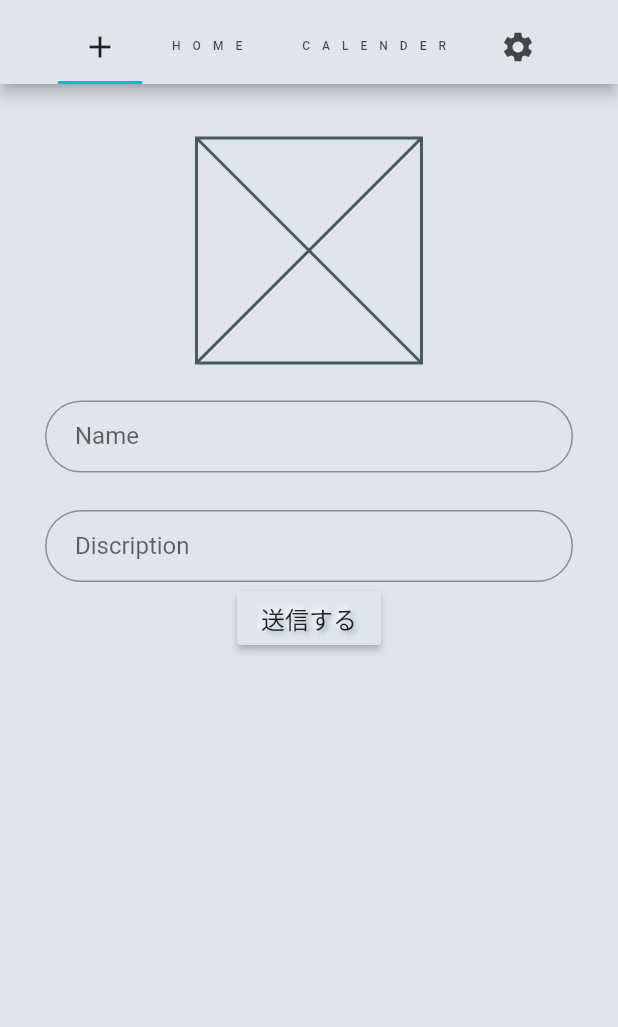
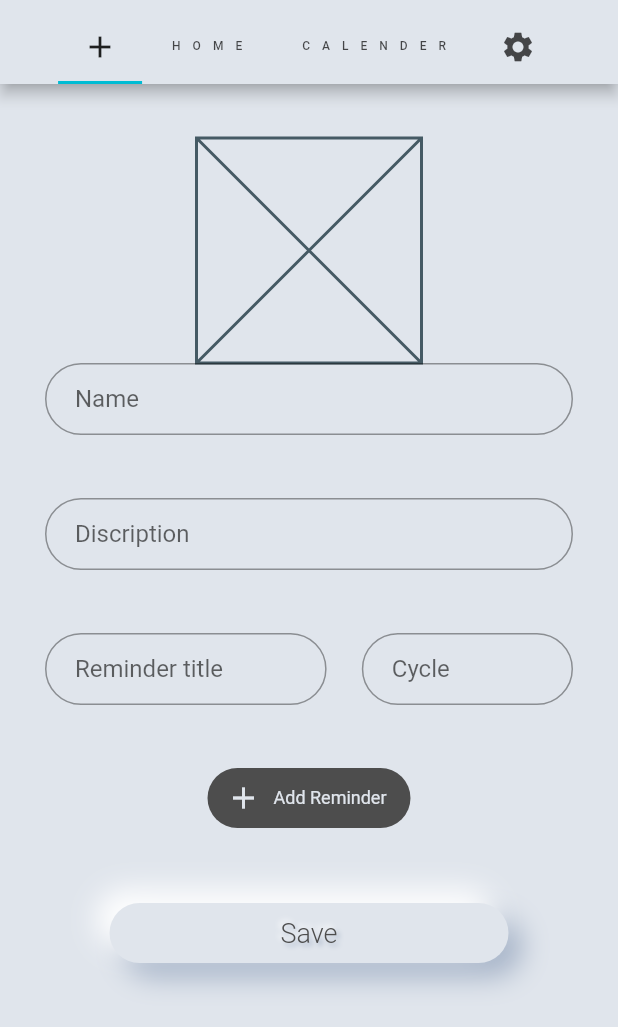
Before and after one commit to naunow/mizyali, a Flutter app: the screen it shows after launch, on a phone screen of 412 x 824 dp. Shown: the top 1027 px of the screen. Run offline on Flutter 3.47's test engine with Material 2 defaults, Android fonts, the phone set to English and light mode, and no system bars; our stand-ins replace charts_flutter, flutter_calendar_carousel, flutter_svg, google_fonts.

Commit message:
making input field.

```diff
--- a/lib/main.dart
+++ b/lib/main.dart
@@ -53,7 +53,7 @@ class MyApp extends StatelessWidget {
               fontWeight: FontWeight.w400,
             ),
             button: TextStyle(
-              fontSize: 16,
+              fontSize: 18,
               fontWeight: FontWeight.w300,
               shadows: AppShadows.font_shadow,
             ),
--- a/lib/screens/create/create.dart
+++ b/lib/screens/create/create.dart
@@ -1,5 +1,9 @@
 import 'package:flutter/material.dart';
 import 'package:mizyaliapp/configs/AppColors.dart';
+import 'package:mizyaliapp/screens/create/widgets/input_field.dart';
+import 'package:mizyaliapp/screens/create/widgets/input_reminder_field.dart';
+import 'package:mizyaliapp/screens/create/widgets/large_button.dart';
+import 'package:mizyaliapp/screens/create/widgets/reminder_button.dart';
 
 class Create extends StatefulWidget {
   @override
@@ -8,6 +12,7 @@ class Create extends StatefulWidget {
 
 class _CreateState extends State<Create> {
   var _formKey = GlobalKey<FormState>();
+
   @override
   Widget build(BuildContext context) {
     return Scaffold(
@@ -23,30 +28,23 @@ class _CreateState extends State<Create> {
                 width: 150,
                 child: Placeholder(),
               ),
+              InputField(
+                hintText: 'Name',
+              ),
+              InputField(
+                hintText: 'Discription',
+              ),
+              InputReminderField(
+                hintText: 'Reminder title',
+              ),
+              ReminderButton(),
+              SizedBox(height: 50,),
+              LargeButton(
+                text: 'Save',
+                color: AppColors.grey,
+                formKey: _formKey,
+              ),
               SizedBox(height: 25),
-              InputField(hintText: 'Name',),
-              SizedBox(height: 25),
-              InputField(hintText: 'Discription',),
-              //InputField(hintText: 'Name', formKey: _formKey,),
-              RaisedButton(
-                color: AppColors.grey,
-
-                // 送信ボタンクリック時の処理
-                onPressed: () {
-                  // バリデーションチェック
-                  if (_formKey.currentState.validate()) {
-                    // 各フォームのonSavedに記述した処理を実行
-                    // このsave()を呼び出さないと、onSavedは実行されないので注意
-                    _formKey.currentState.save();
-                    Scaffold.of(context)
-                        .showSnackBar(SnackBar(content: Text('更新しました。')));
-                  }
-                },
-                child: Text('送信する'),
-              ),
-              SizedBox(
-                height: 25,
-              ),
             ],
           ),
         ),
@@ -54,37 +52,3 @@ class _CreateState extends State<Create> {
     );
   }
 }
-
-class InputField extends StatefulWidget {
-  final String hintText;
-
-  const InputField({Key key, this.hintText}) : super(key: key);
-
-  @override
-  _InputFieldState createState() => _InputFieldState();
-}
-
-class _InputFieldState extends State<InputField> {
-  @override
-  Widget build(BuildContext context) {
-    return Padding(
-      padding: const EdgeInsets.symmetric(horizontal: 30.0),
-      child: TextFormField(
-        autofocus: false,
-        obscureText: false,
-        keyboardType: TextInputType.text,
-        decoration: InputDecoration(
-          hintText: this.widget.hintText,
-          labelText: this.widget.hintText,
-          contentPadding: EdgeInsets.fromLTRB(20.0, 10.0, 20.0, 10.0),
-          border: OutlineInputBorder(borderRadius: BorderRadius.circular(32.0)),
-        ),
-          validator: (value) =>
-          value.isEmpty ? ('NG') : null
-//                onSaved: (String value) {
-//                  _loginData.password = value;
-//                }
-      ),
-    );
-  }
-}
--- /dev/null
+++ b/lib/screens/create/widgets/input_field.dart
@@ -0,0 +1,39 @@
+import 'package:flutter/material.dart';
+import 'package:mizyaliapp/configs/AppColors.dart';
+
+class InputField extends StatefulWidget {
+  final String hintText;
+
+  const InputField({Key key, this.hintText}) : super(key: key);
+
+  @override
+  _InputFieldState createState() => _InputFieldState();
+}
+
+class _InputFieldState extends State<InputField> {
+  @override
+  Widget build(BuildContext context) {
+    return Padding(
+      padding: const EdgeInsets.symmetric(horizontal: 30.0),
+      child: SizedBox(
+        height: 90,
+        child: TextFormField(
+            autofocus: false,
+            obscureText: false,
+            keyboardType: TextInputType.text,
+            decoration: InputDecoration(
+              hintText: this.widget.hintText,
+              labelText: this.widget.hintText,
+              contentPadding: EdgeInsets.fromLTRB(20.0, 10.0, 20.0, 10.0),
+              border: OutlineInputBorder(borderRadius: BorderRadius.circular(32.0)),
+            ),
+            validator: (value) =>
+            value.isEmpty ? ('The ${this.widget.hintText} is required.') : null
+//                onSaved: (String value) {
+//                  _loginData.password = value;
+//                }
+        ),
+      ),
+    );
+  }
+}
--- /dev/null
+++ b/lib/screens/create/widgets/input_reminder_field.dart
@@ -0,0 +1,72 @@
+import 'package:flutter/material.dart';
+
+class InputReminderField extends StatefulWidget {
+  final String hintText;
+
+  const InputReminderField({Key key, this.hintText}) : super(key: key);
+
+  @override
+  _InputReminderFieldState createState() => _InputReminderFieldState();
+}
+
+class _InputReminderFieldState extends State<InputReminderField> {
+  @override
+  Widget build(BuildContext context) {
+    return Padding(
+      padding: const EdgeInsets.symmetric(horizontal: 30.0),
+      child: Row(
+        children: <Widget>[
+          Expanded(
+            flex: 8,
+            child: SizedBox(
+              height: 90,
+              child: TextFormField(
+                  autofocus: false,
+                  obscureText: false,
+                  keyboardType: TextInputType.text,
+                  decoration: InputDecoration(
+                    hintText: this.widget.hintText,
+                    labelText: this.widget.hintText,
+                    contentPadding: EdgeInsets.fromLTRB(20.0, 10.0, 20.0, 10.0),
+                    border:
+                    OutlineInputBorder(borderRadius: BorderRadius.circular(32.0)),
+                  ),
+                  validator: (value) => null
+//                onSaved: (String value) {
+//                  _loginData.password = value;
+//                }
+              ),
+            ),
+          ),
+          Expanded(
+            flex: 1,
+            child: SizedBox(),
+          ),
+          Expanded(
+            flex: 6,
+            child: SizedBox(
+              height: 90,
+              child: TextFormField(
+                  autofocus: false,
+                  obscureText: false,
+                  keyboardType: TextInputType.number,
+                  decoration: InputDecoration(
+                    hintText: 'every 5 days',
+                    labelText: 'Cycle',
+                    contentPadding: EdgeInsets.fromLTRB(20.0, 10.0, 20.0, 10.0),
+                    border:
+                    OutlineInputBorder(borderRadius: BorderRadius.circular(32.0)),
+                  ),
+                  validator: (value) => null
+//                onSaved: (String value) {
+//                  _loginData.password = value;
+//                }
+
+              ),
+            ),
+          ),
+        ],
+      ),
+    );
+  }
+}
--- /dev/null
+++ b/lib/screens/create/widgets/large_button.dart
@@ -0,0 +1,46 @@
+import 'package:flutter/material.dart';
+import 'package:mizyaliapp/configs/AppColors.dart';
+import 'package:mizyaliapp/configs/AppShadows.dart';
+
+class LargeButton extends StatelessWidget {
+  final GlobalKey<FormState> formKey;
+  final String text;
+  final Color color;
+  final Color fontColor;
+
+  const LargeButton({Key key, this.text, this.color, this.fontColor, this.formKey}) : super(key: key);
+
+  @override
+  Widget build(BuildContext context) {
+    return Container(
+        width: 266.0,
+        height: 40.0,
+        decoration: BoxDecoration(
+            color: color,
+            boxShadow: AppShadows.pop_shadow,
+            borderRadius: BorderRadius.all(Radius.circular(20))),
+        child: FlatButton(
+          padding: EdgeInsets.all(0),
+          shape: RoundedRectangleBorder(
+            borderRadius: BorderRadius.circular(20.0),
+          ),
+          // 送信ボタンクリック時の処理
+          onPressed: () {
+            // バリデーションチェック
+            if (formKey.currentState.validate()) {
+              // 各フォームのonSavedに記述した処理を実行
+              // このsave()を呼び出さないと、onSavedは実行されないので注意
+              formKey.currentState.save();
+              Scaffold.of(context)
+                  .showSnackBar(SnackBar(content: Text('更新しました。')));
+            }
+          },
+          child: Container(
+              child: Center(
+                  child: Text(
+            text,
+            style: Theme.of(context).textTheme.button.apply(color: fontColor),
+          ))),
+        ));
+  }
+}
--- /dev/null
+++ b/lib/screens/create/widgets/reminder_button.dart
@@ -0,0 +1,23 @@
+import 'package:flutter/material.dart';
+import 'package:mizyaliapp/configs/AppColors.dart';
+
+class ReminderButton extends StatelessWidget {
+  @override
+  Widget build(BuildContext context) {
+    return Container(
+      height: 40,
+      child: FlatButton.icon(onPressed: () {},
+        icon: Icon(Icons.add, color: AppColors.grey,),
+        shape: RoundedRectangleBorder(
+          borderRadius: BorderRadius.circular(20.0),
+        ),
+        label: Text('Add Reminder', style: Theme
+            .of(context)
+            .textTheme
+            .headline3
+            .apply(color: AppColors.grey),),
+        color: AppColors.black,
+      ),
+    );
+  }
+}
```
